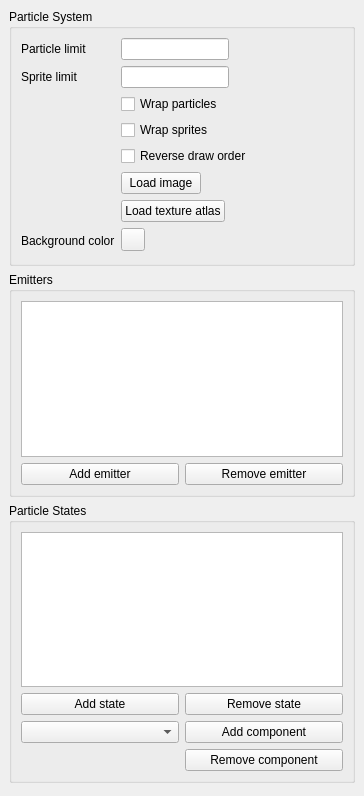
Old version of the form editor/layout/particleeditor.ui in the repository Vavius/moai-ide.
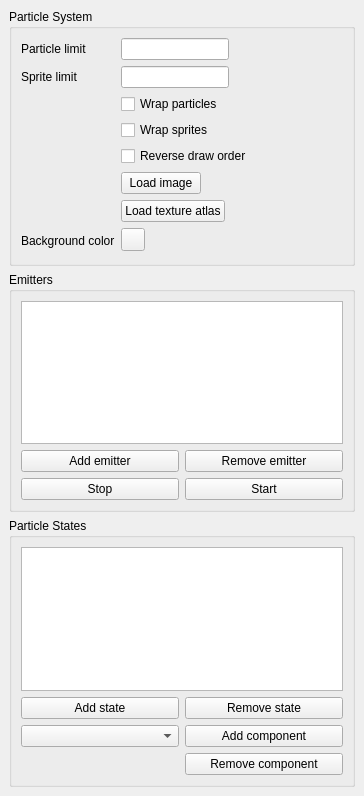
New version of the form.

Commit message: add emission duration; start/stop emitter buttons

```diff
--- a/editor/layout/particleeditor.ui
+++ b/editor/layout/particleeditor.ui
@@ -156,6 +156,20 @@
          </property>
         </widget>
        </item>
+       <item row="2" column="1">
+        <widget class="QPushButton" name="btnEmitterStart">
+         <property name="text">
+          <string>Start</string>
+         </property>
+        </widget>
+       </item>
+       <item row="2" column="0">
+        <widget class="QPushButton" name="btnEmitterStop">
+         <property name="text">
+          <string>Stop</string>
+         </property>
+        </widget>
+       </item>
       </layout>
      </widget>
     </item>
```
Left out of the diff: 34 changed lines with no effect on the pictures. The commit also changes 19 other files.
